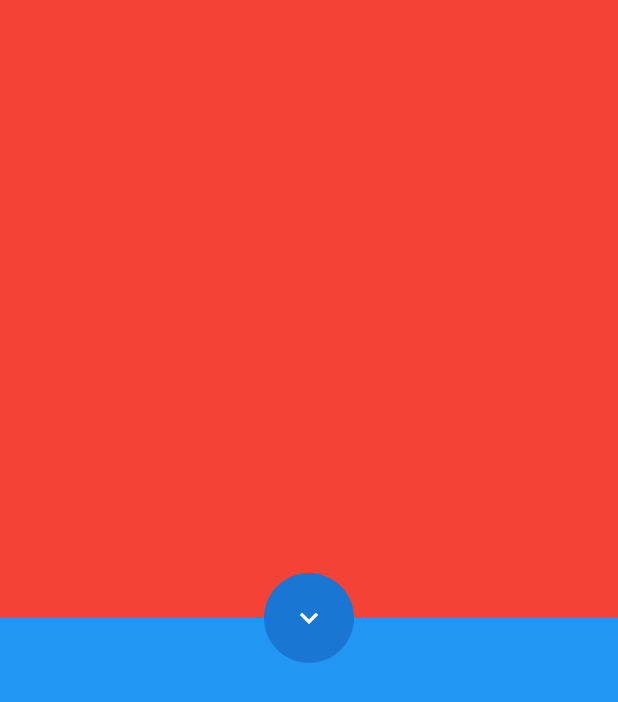
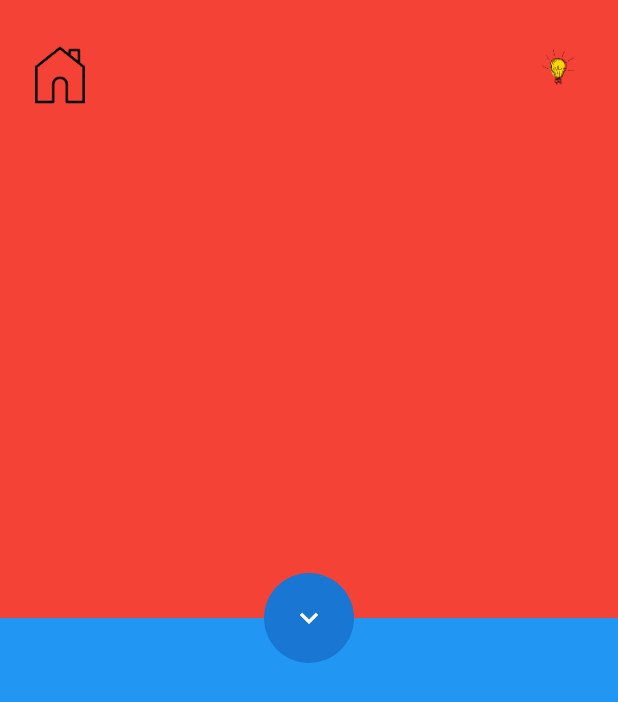
Before and after one commit to Rafa-Alcides/LoginPage1, a Flutter app: the screen it shows after launch, on a phone screen of 412 x 824 dp. Shown: the top 702 px of the screen. Run offline on Flutter 3.47's test engine with Material 2 defaults, Android fonts, the phone set to English and light mode, and no system bars.

Commit message:
criacao do |toolbar da parte superior

```diff
--- a/lib/LoginPage.dart
+++ b/lib/LoginPage.dart
@@ -23,12 +23,33 @@ class LoginPage extends StatelessWidget {
     );
   }
 
+  _toolBar() {
+    return Padding(
+      padding: const EdgeInsets.only(
+        top: 30,
+        left: 20,
+        right: 20,
+      ),
+      child: SizedBox(
+        height: 40,
+        child: Row(
+          children: <Widget>[
+            Image.asset("assets/imagem/pngwing.com.png"),
+            Expanded(child: Container()),
+            Image.asset("assets/imagem/pngwing.com (1).png"),
+          ],
+        ),
+      ),
+    );
+  }
+
   @override
   Widget build(BuildContext context) {
     return Stack(
       children: <Widget>[
         _columnWidget(),
         _buttonMid(),
+        _toolBar(),
       ],
     );
   }
--- a/pubspec.yaml
+++ b/pubspec.yaml
@@ -59,7 +59,7 @@ flutter:
 
   # To add assets to your application, add an assets section, like this:
   assets:
-     - assets/imagem
+     - assets/imagem/
 
   # An image asset can refer to one or more resolution-specific "variants", see
   # https://flutter.dev/assets-and-images/#resolution-aware
```
